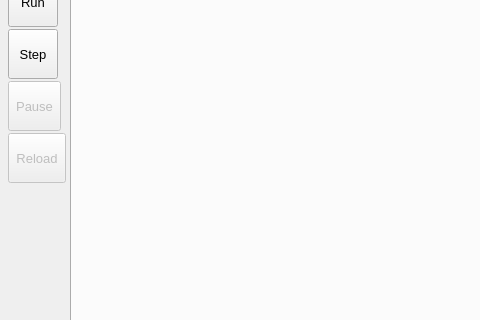
The window that src/gui/gui.ui (disorderedmaterials/dissolve) describes before a commit, drawn with Qt 5; both pictures show x 0 to 480 and y 103 to 423 of the 1041 by 790 pixel window.
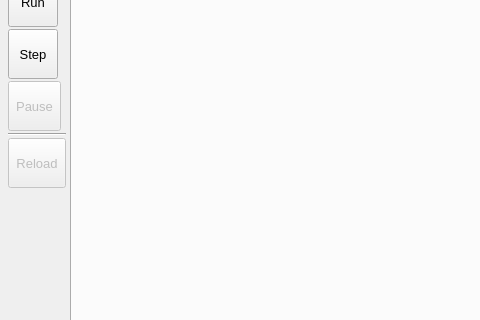
The same window after the commit. The open tabs and pages were chosen to show the change. Icons and pictures are not drawn. Custom widgets are drawn as their Qt base class.

Commit message: Update tooltips and lhs button states.

Diff of the .ui file:
```diff
--- a/src/gui/gui.ui
+++ b/src/gui/gui.ui
@@ -631,6 +631,13 @@
             </property>
            </widget>
           </item>
+          <item>
+           <widget class="Line" name="line">
+            <property name="orientation">
+             <enum>Qt::Horizontal</enum>
+            </property>
+           </widget>
+          </item>
           <item>
            <widget class="QToolButton" name="ControlReloadButton">
             <property name="enabled">
```
Left out of the diff: 11 changed lines with no effect on the pictures. The commit also changes 1 other file.
